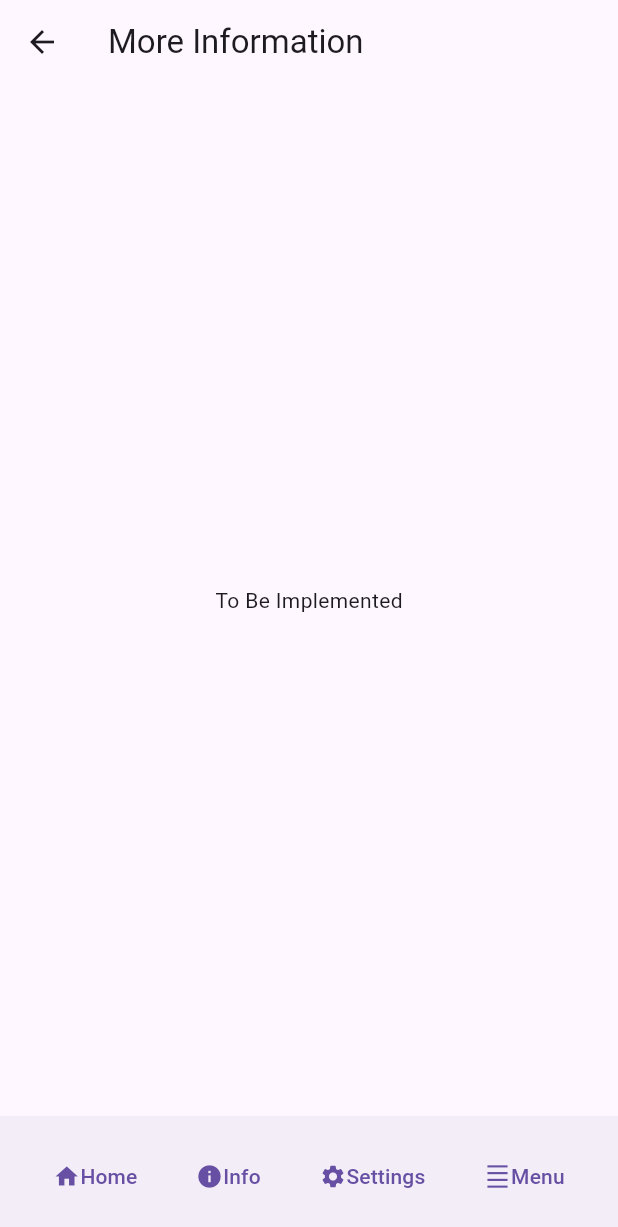
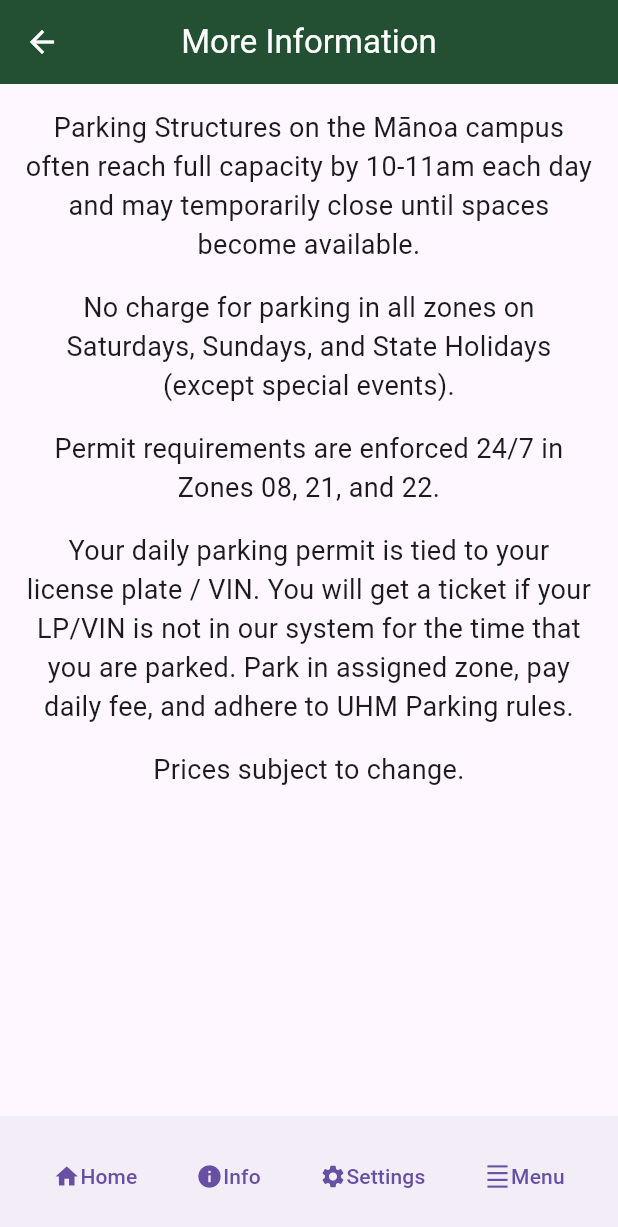
Before and after one commit to sierranmorales/ManoaParking, a Flutter app: the screen it shows after launch, after a tap on "Info", on a phone screen of 412 x 824 dp. Shown: the top 1227 px of the screen. Run offline on Flutter 3.47's test engine with Material 3 defaults, Android fonts, the phone set to English and light mode, and no system bars.

Commit message:
make aesthetic changes

```diff
--- a/manoa_parking_app/lib/screens/home_page.dart
+++ b/manoa_parking_app/lib/screens/home_page.dart
@@ -3,39 +3,69 @@ import '../widgets/parking_zone.dart';
 import '../widgets/navbar.dart';
 
 class ParkingHomePage extends StatelessWidget {
+  final List<Map<String, dynamic>> parkingZones = [
+    {
+      'zoneTitle': 'Zone 20',
+      'status': 'Lot Full',
+      'permitRequired': true,
+      'mapImage': 'assets/zone_20_map.png',
+    },
+    {
+      'zoneTitle': 'Zone 22',
+      'status': 'Available',
+      'permitRequired': false,
+      'mapImage': 'assets/zone_22_map.png',
+    },
+    {
+      'zoneTitle': 'Upper Campus Visitor',
+      'status': 'Available',
+      'permitRequired': false,
+      'mapImage': 'assets/zone_22_map.png',
+    },
+    //
+  ];
 
   @override
   Widget build(BuildContext context) {
     return Scaffold(
       appBar: AppBar(
-        title: const Text('Manoa Parking'),
+        title: const Text(
+          'Manoa Parking',
+          style: TextStyle(color: Colors.white),
         ),
-      body: Padding(
-        padding: const EdgeInsets.all(16.0),
-        child: Column(
+        backgroundColor: const Color(0xFF234F32),
+        centerTitle: true,
+      ),
+      body: Column(
         children: [
           Container(
-              padding: const EdgeInsets.symmetric(vertical: 20.0),
+            padding: const EdgeInsets.all(16.0),
+            color: Colors.grey[300], // Light gray background for the "Where to Park" section
+            width: double.infinity,
             child: const Text(
               'Where to Park',
-                style: TextStyle(fontSize: 24, fontWeight: FontWeight.bold),
+              textAlign: TextAlign.center,
+              style: TextStyle(fontSize: 20, fontWeight: FontWeight.bold),
             ),
           ),
-            const ParkingZone(
-              zoneTitle: 'Zone 20',
-              status: 'Lot Full',
-              permitRequired: true,
-              mapImage: 'assets/images/map_zone_20.png',
+          Expanded(
+            child: ListView.builder(
+              itemCount: parkingZones.length,
+              itemBuilder: (context, index) {
+                final zone = parkingZones[index];
+                return Padding(
+                  padding: const EdgeInsets.symmetric(vertical: 10.0, horizontal: 16.0),
+                  child: ParkingZone(
+                    zoneTitle: zone['zoneTitle'],
+                    status: zone['status'],
+                    permitRequired: zone['permitRequired'],
+                    mapImage: zone['mapImage'],
                   ),
-            const SizedBox(height: 20),
-            const ParkingZone(
-              zoneTitle: 'Zone 22',
-              status: 'Available',
-              permitRequired: false,
-              mapImage: 'assets/images/map_zone_22.png',
+                );
+              },
+            ),
           ),
         ],
-        ),
       ),
       bottomNavigationBar: const Navbar(selfIndex: 0),
     );
--- a/manoa_parking_app/lib/screens/more_info.dart
+++ b/manoa_parking_app/lib/screens/more_info.dart
@@ -2,15 +2,54 @@ import 'package:flutter/material.dart';
 import '../widgets/navbar.dart';
 
 class Info extends StatelessWidget {
-
   @override
   Widget build(BuildContext context) {
     return Scaffold(
       appBar: AppBar(
-        title: const Text("More Information"),
+        title: const Text(
+          "More Information",
+          style: TextStyle(color: Colors.white), // Title
+        ),
+        backgroundColor: const Color(0xFF234F32), // Header bar
+        centerTitle: true,
+        iconTheme: const IconThemeData(color: Colors.white),
       ),
-      body: const Center(
-        child: Text("To Be Implemented"),
+      body: SingleChildScrollView(
+        padding: const EdgeInsets.all(16.0),
+        child: Column(
+          crossAxisAlignment: CrossAxisAlignment.center,
+          children: [
+            const Text(
+              "Parking Structures on the Mānoa campus often reach full capacity by 10-11am each day and may temporarily close until spaces become available.",
+              textAlign: TextAlign.center,
+              style: TextStyle(fontSize: 18.0),
+            ),
+            const SizedBox(height: 16.0),
+            const Text(
+              "No charge for parking in all zones on Saturdays, Sundays, and State Holidays (except special events).",
+              textAlign: TextAlign.center,
+              style: TextStyle(fontSize: 18.0),
+            ),
+            const SizedBox(height: 16.0),
+            const Text(
+              "Permit requirements are enforced 24/7 in Zones 08, 21, and 22.",
+              textAlign: TextAlign.center,
+              style: TextStyle(fontSize: 18.0),
+            ),
+            const SizedBox(height: 16.0),
+            const Text(
+              "Your daily parking permit is tied to your license plate / VIN. You will get a ticket if your LP/VIN is not in our system for the time that you are parked. Park in assigned zone, pay daily fee, and adhere to UHM Parking rules.",
+              textAlign: TextAlign.center,
+              style: TextStyle(fontSize: 18.0),
+            ),
+            const SizedBox(height: 16.0),
+            const Text(
+              "Prices subject to change.",
+              textAlign: TextAlign.center,
+              style: TextStyle(fontSize: 18.0),
+            ),
+          ],
+        ),
       ),
       bottomNavigationBar: const Navbar(selfIndex: 1),
     );
--- a/manoa_parking_app/lib/widgets/parking_zone.dart
+++ b/manoa_parking_app/lib/widgets/parking_zone.dart
@@ -2,7 +2,6 @@ import 'package:flutter/material.dart';
 import 'package:manoa_parking_app/screens/zone_details.dart';
 
 class ParkingZone extends StatelessWidget {
-
   final String zoneTitle;
   final String status;
   final bool permitRequired;
@@ -17,17 +16,70 @@ class ParkingZone extends StatelessWidget {
 
   @override
   Widget build(BuildContext context) {
-    return Column(
-      crossAxisAlignment: CrossAxisAlignment.start,
+    return Container(
+      margin: const EdgeInsets.symmetric(vertical: 10.0),
+      decoration: BoxDecoration(
+        border: Border.all(color: const Color(0xFF234F32), width: 2),
+        borderRadius: BorderRadius.circular(8),
+      ),
+      child: Column(
+        crossAxisAlignment: CrossAxisAlignment.center, // Center content horizontally
         children: [
+          // Zone Title
+          Container(
+            padding: const EdgeInsets.all(8.0),
+            color: const Color(0xFF234F32), // Green header
+            child: Text(
+              zoneTitle,
+              textAlign: TextAlign.center,
+              style: const TextStyle(
+                fontSize: 20,
+                fontWeight: FontWeight.bold,
+                color: Colors.white,
+              ),
+            ),
+          ),
+          Padding(
+            padding: const EdgeInsets.all(8.0),
+            child: Column(
+              crossAxisAlignment: CrossAxisAlignment.center, // Center align text
+              children: [
+                // Status Text
                 Text(
-          zoneTitle,
-          style: const TextStyle(fontSize: 20, fontWeight: FontWeight.bold),
+                  'Status: $status',
+                  textAlign: TextAlign.center,
+                  style: TextStyle(
+                    fontSize: 16,
+                    fontWeight: FontWeight.bold,
+                    color: status == 'Lot Full' ? Colors.red : Colors.green,
                   ),
-        const SizedBox(height: 8),
-        TextButton(
+                ),
+                // Permit Text
+                Text(
+                  permitRequired ? 'Permit Required' : 'No Permit Required',
+                  textAlign: TextAlign.center,
+                  style: TextStyle(
+                    fontSize: 16,
+                    fontWeight: FontWeight.w600,
+                    color: const Color(0xFF234F32),
+                  ),
+                ),
+                const SizedBox(height: 10),
+                // Map Image
+                Image.asset(
+                  mapImage,
+                  fit: BoxFit.cover,
+                  height: 200,
+                  width: double.infinity,
+                ),
+                const SizedBox(height: 10),
+                // "More Info" Button
+                ElevatedButton(
+                  style: ElevatedButton.styleFrom(
+                    backgroundColor: const Color(0xFF234F32), // Green button
+                    padding: const EdgeInsets.symmetric(horizontal: 20, vertical: 10),
+                  ),
                   onPressed: () {
-            // Navigate to the ParkingZoneDetailScreen
                     Navigator.push(
                       context,
                       MaterialPageRoute(
@@ -40,24 +92,16 @@ class ParkingZone extends StatelessWidget {
                       ),
                     );
                   },
-          child: const Text('More Info'),
-        ),
-        const SizedBox(height: 8),
-        Text(
-          'Status: $status',
-          style: TextStyle(
-            fontSize: 16,
-            color: status == 'Lot Full' ? Colors.red : Colors.green,
+                  child: const Text(
+                    'More Info',
+                    style: TextStyle(fontSize: 16, color: Colors.white),
                   ),
                 ),
-        if (permitRequired)
-          const Text(
-            'Permit Required',
-            style: TextStyle(fontSize: 16, color: Colors.red),
+              ],
             ),
-        const SizedBox(height: 10),
-        Image.asset(mapImage),
+          ),
         ],
+      ),
     );
   }
 }
--- a/manoa_parking_app/pubspec.yaml
+++ b/manoa_parking_app/pubspec.yaml
@@ -21,5 +21,4 @@ flutter:
   uses-material-design: true
 
   assets:
-    - assets/images/zone_20_map.png
-    - assets/images/zone_22_map.png
+    - assets/
```
Also changed, not shown: manoa_parking_app/lib/assets/zone_20_map.png (added), manoa_parking_app/lib/assets/zone_22_map.png (added), 1 other file. Lines whose indentation alone changed are shown as unchanged.
